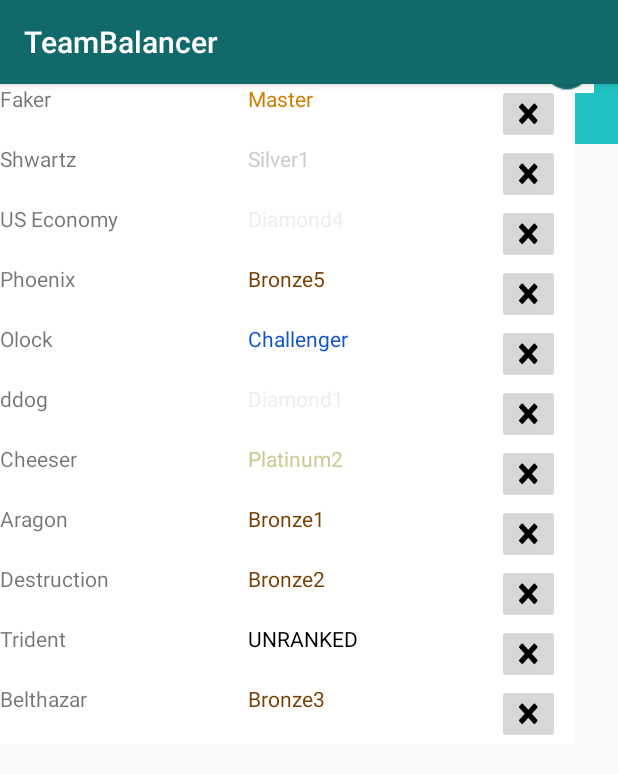
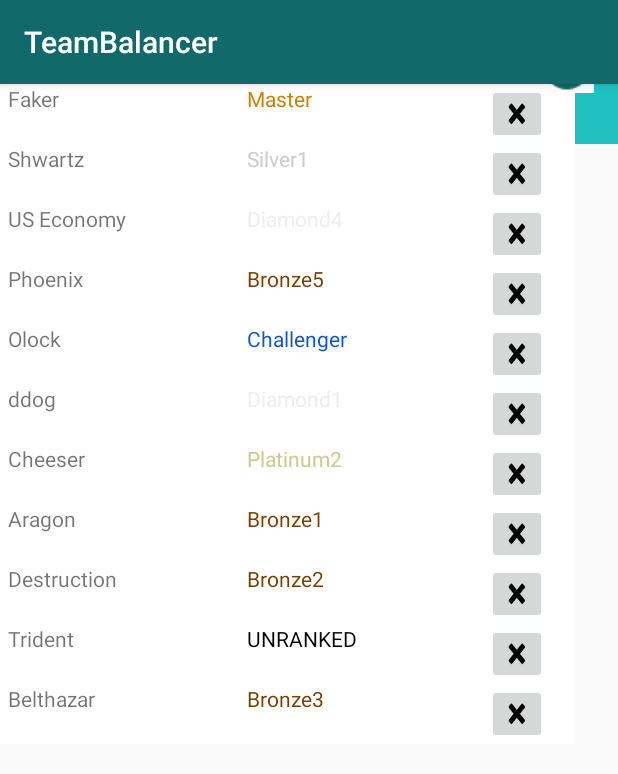
Before and after one commit to benjaminhdavis8/TeamBalancer, an Android app: the screen it shows after launch (MainActivity), on a phone screen of 412 x 824 dp. Shown: the top 774 px of the screen. Run offline under Robolectric (Android 15) with nearby library versions, the light colour scheme and no system bars.

Commit message:
Cleaning up format of Friend Entry View

```diff
--- a/app/src/main/res/layout/friend_data.xml
+++ b/app/src/main/res/layout/friend_data.xml
@@ -6,7 +6,10 @@
     android:layout_height="wrap_content"
     android:background="@color/background"
     android:gravity="left"
-    android:orientation="horizontal">
+    android:orientation="horizontal"
+    android:paddingLeft="5dp"
+    android:paddingRight="5dp"
+    >
 
     <!--
     <ImageView
@@ -19,13 +22,15 @@
         android:id="@+id/username"
         android:layout_width="0dp"
         android:layout_height="match_parent"
-        android:layout_weight="4"
-        android:text="USERNAME" />
+        android:layout_weight="3"
+        android:text="USERNAME"
+        android:layout_gravity="center"
+        />
 
     <LinearLayout
         android:layout_width="0dp"
         android:layout_height="match_parent"
-        android:layout_weight="4"
+        android:layout_weight="3"
         android:orientation="vertical">
 
         <ImageView
@@ -40,14 +45,21 @@
             android:text="RANK" />
     </LinearLayout>
 
-    <ImageButton
-        android:id="@+id/delete_button"
-        android:src="@drawable/delete"
-        android:scaleType="fitXY"
+    <LinearLayout
         android:layout_width="0dp"
-        android:layout_height="40dp"
+        android:layout_height="match_parent"
         android:layout_weight="1"
-        android:layout_marginEnd="10dp"
-        android:layout_marginRight="10dp" />
+        >
+
+        <ImageButton
+            android:id="@+id/delete_button"
+            android:src="@drawable/delete"
+            android:scaleType="fitXY"
+            android:layout_width="40dp"
+            android:layout_height="40dp"
+            android:layout_marginEnd="10dp"
+            android:layout_marginRight="10dp" />
+
+    </LinearLayout>
 
 </LinearLayout>
```
